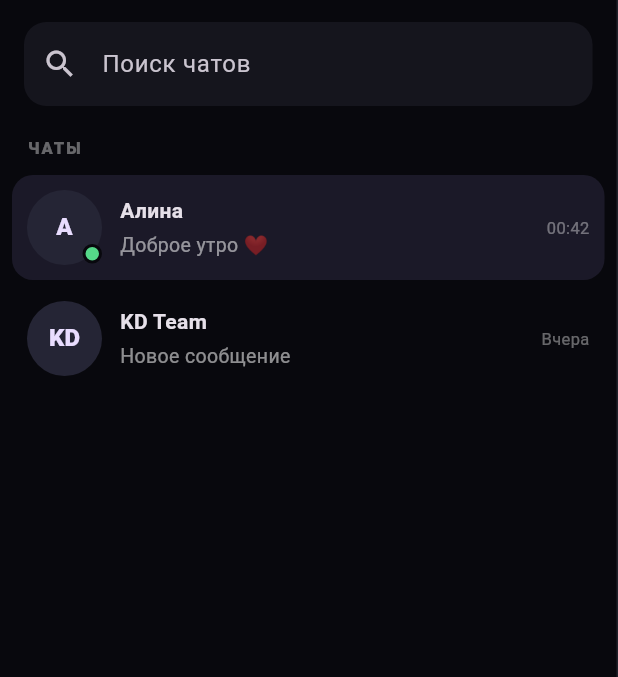
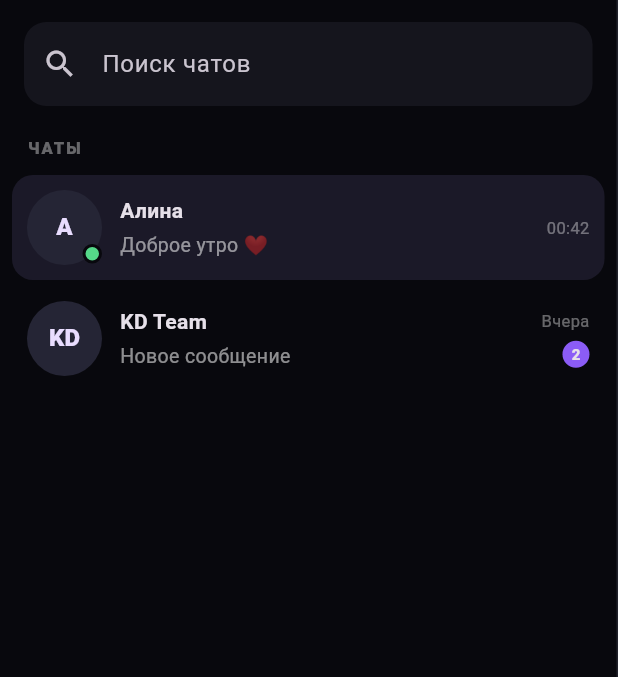
Before and after one commit to karasev599-ship-it/KD-intelligence-AI, a Flutter app: the screen it shows after launch, on a phone screen of 412 x 824 dp, the part 95-772 px from its top. Run offline on Flutter 3.47's test engine with Material 3 defaults, Android fonts, the phone set to English and light mode, and no system bars; our stand-ins replace supabase_flutter; accounts and stored records are empty.

Commit message:
feat: polish KD Messenger mobile and desktop shell

```diff
--- a/kd-messenger/flutter_app/lib/main.dart
+++ b/kd-messenger/flutter_app/lib/main.dart
@@ -6,8 +6,7 @@ class KdMessengerApp extends StatelessWidget {
   const KdMessengerApp({super.key});
 
   @override
-  Widget build(BuildContext context) {
-    return MaterialApp(
+  Widget build(BuildContext context) => MaterialApp(
     debugShowCheckedModeBanner: false,
     title: 'KD Messenger',
     theme: ThemeData(
@@ -19,26 +18,23 @@ class KdMessengerApp extends StatelessWidget {
     home: const MessengerHome(),
   );
 }
-}
 
 class Chat {
-  Chat(this.name, this.handle, this.avatar, this.lastMessage, this.time, {this.online = false});
+  Chat(this.name, this.handle, this.avatar, this.lastMessage, this.time, {this.online = false, this.unread = 0});
   final String name, handle, avatar, lastMessage, time;
   final bool online;
+  final int unread;
 }
 
 class Message {
-  Message(this.text, this.mine, this.time);
-  final String text;
-  final bool mine;
-  final String time;
+  Message(this.text, this.mine, this.time, {this.read = true});
+  final String text, time;
+  final bool mine, read;
 }
 
 class MessengerHome extends StatefulWidget {
   const MessengerHome({super.key});
-
-  @override
-  State<MessengerHome> createState() => _MessengerHomeState();
+  @override State<MessengerHome> createState() => _MessengerHomeState();
 }
 
 class _MessengerHomeState extends State<MessengerHome> {
@@ -46,7 +42,7 @@ class _MessengerHomeState extends State<MessengerHome> {
   final searchController = TextEditingController();
   final chats = <Chat>[
     Chat('Алина', '@alina', 'А', 'Доброе утро ❤️', '00:42', online: true),
-    Chat('KD Team', '@kdteam', 'KD', 'Новое сообщение', 'Вчера'),
+    Chat('KD Team', '@kdteam', 'KD', 'Новое сообщение', 'Вчера', unread: 2),
   ];
   final messages = <Message>[
     Message('Привет ❤️', false, '00:39'),
@@ -55,139 +51,71 @@ class _MessengerHomeState extends State<MessengerHome> {
   ];
   Chat? selected;
 
-  @override
-  void initState() {
-    super.initState();
-    selected = chats.first;
-  }
-
-  @override
-  void dispose() {
-    controller.dispose();
-    searchController.dispose();
-    super.dispose();
-  }
+  @override void initState() { super.initState(); selected = chats.first; }
+  @override void dispose() { controller.dispose(); searchController.dispose(); super.dispose(); }
 
   void sendMessage() {
     final text = controller.text.trim();
     if (text.isEmpty) return;
-    setState(() {
-      messages.add(Message(text, true, _time()));
-      controller.clear();
-    });
+    setState(() { messages.add(Message(text, true, _time())); controller.clear(); });
   }
-
-  String _time() {
-    final now = TimeOfDay.now();
-    return now.format(context);
-  }
+  String _time() => TimeOfDay.now().format(context);
 
   @override
-  Widget build(BuildContext context) {
-    return Scaffold(
-      body: SafeArea(
-        child: LayoutBuilder(
-          builder: (context, constraints) {
+  Widget build(BuildContext context) => Scaffold(
+    body: SafeArea(child: LayoutBuilder(builder: (context, constraints) {
       final desktop = constraints.maxWidth >= 900;
-            if (desktop) {
-              return Row(children: [
+      if (desktop) return Row(children: [
         SizedBox(width: 330, child: ChatList(chats: chats, selected: selected, onSelect: (c) => setState(() => selected = c))),
         Expanded(child: Conversation(chat: selected!, messages: messages, controller: controller, onSend: sendMessage)),
         const SizedBox(width: 300, child: ProfilePanel()),
       ]);
-            }
-            return ChatList(chats: chats, selected: selected, onSelect: (c) => _openMobileChat(c));
-          },
-        ),
-      ),
+      return ChatList(chats: chats, selected: selected, onSelect: _openMobileChat);
+    })),
   );
-  }
 
-  void _openMobileChat(Chat chat) {
-    Navigator.of(context).push(MaterialPageRoute(
-      builder: (_) => ConversationPage(chat: chat, messages: messages, controller: controller, onSend: sendMessage),
-    ));
-  }
+  void _openMobileChat(Chat chat) => Navigator.of(context).push(MaterialPageRoute(builder: (_) => ConversationPage(chat: chat, messages: messages, controller: controller, onSend: sendMessage)));
 }
 
 class ChatList extends StatelessWidget {
   const ChatList({super.key, required this.chats, required this.selected, required this.onSelect});
-  final List<Chat> chats;
-  final Chat? selected;
-  final ValueChanged<Chat> onSelect;
+  final List<Chat> chats; final Chat? selected; final ValueChanged<Chat> onSelect;
 
   @override
-  Widget build(BuildContext context) {
-    return Container(
+  Widget build(BuildContext context) => Container(
     decoration: const BoxDecoration(border: Border(right: BorderSide(color: Color(0xFF20212A)))),
     child: Column(crossAxisAlignment: CrossAxisAlignment.start, children: [
-        Padding(
-          padding: const EdgeInsets.fromLTRB(20, 18, 16, 12),
-          child: Row(children: [
+      Padding(padding: const EdgeInsets.fromLTRB(20, 18, 16, 12), child: Row(children: [
         const CircleAvatar(radius: 21, backgroundColor: Color(0xFF8B5CF6), child: Text('KD', style: TextStyle(fontWeight: FontWeight.w900, fontSize: 12))),
-            const SizedBox(width: 12),
-            const Expanded(child: Text('KD Messenger', style: TextStyle(fontSize: 21, fontWeight: FontWeight.w800))),
+        const SizedBox(width: 12), const Expanded(child: Text('KD Messenger', style: TextStyle(fontSize: 21, fontWeight: FontWeight.w800))),
         IconButton(onPressed: () {}, icon: const Icon(Icons.edit_outlined)),
-          ]),
-        ),
-        Padding(
-          padding: const EdgeInsets.symmetric(horizontal: 16),
-          child: TextField(
-            decoration: InputDecoration(hintText: 'Поиск чатов', prefixIcon: const Icon(Icons.search), filled: true, fillColor: const Color(0xFF15151D), border: OutlineInputBorder(borderRadius: BorderRadius.circular(15), borderSide: BorderSide.none)),
-          ),
-        ),
+      ])),
+      Padding(padding: const EdgeInsets.symmetric(horizontal: 16), child: TextField(decoration: InputDecoration(hintText: 'Поиск чатов', prefixIcon: const Icon(Icons.search), filled: true, fillColor: const Color(0xFF15151D), border: OutlineInputBorder(borderRadius: BorderRadius.circular(15), borderSide: BorderSide.none)))),
       const Padding(padding: EdgeInsets.fromLTRB(18, 20, 18, 8), child: Text('ЧАТЫ', style: TextStyle(fontSize: 11, letterSpacing: 1.3, color: Colors.white38, fontWeight: FontWeight.w800))),
-        Expanded(
-          child: ListView.builder(
-            itemCount: chats.length,
-            itemBuilder: (_, i) {
-              final c = chats[i];
-              final active = selected == c;
-              return InkWell(
-                onTap: () => onSelect(c),
-                child: Container(
-                  margin: const EdgeInsets.symmetric(horizontal: 8, vertical: 2),
-                  padding: const EdgeInsets.all(10),
-                  decoration: BoxDecoration(color: active ? const Color(0xFF1B1928) : Colors.transparent, borderRadius: BorderRadius.circular(14)),
-                  child: Row(children: [
-                    Stack(children: [
-                      CircleAvatar(radius: 25, backgroundColor: const Color(0xFF252535), child: Text(c.avatar, style: const TextStyle(fontWeight: FontWeight.w800))),
-                      if (c.online) Positioned(right: 0, bottom: 1, child: Container(width: 13, height: 13, decoration: BoxDecoration(color: const Color(0xFF55D889), shape: BoxShape.circle, border: Border.all(color: const Color(0xFF08080D), width: 2)))),
-                    ]),
-                    const SizedBox(width: 12),
-                    Expanded(child: Column(crossAxisAlignment: CrossAxisAlignment.start, children: [Text(c.name, style: const TextStyle(fontWeight: FontWeight.w700)), const SizedBox(height: 4), Text(c.lastMessage, maxLines: 1, overflow: TextOverflow.ellipsis, style: const TextStyle(color: Colors.white54, fontSize: 13))])),
-                    Text(c.time, style: const TextStyle(color: Colors.white38, fontSize: 11)),
-                  ]),
-                ),
-              );
-            },
-          ),
-        ),
+      Expanded(child: ListView.builder(itemCount: chats.length, itemBuilder: (_, i) {
+        final c = chats[i]; final active = selected == c;
+        return InkWell(onTap: () => onSelect(c), child: Container(margin: const EdgeInsets.symmetric(horizontal: 8, vertical: 2), padding: const EdgeInsets.all(10), decoration: BoxDecoration(color: active ? const Color(0xFF1B1928) : Colors.transparent, borderRadius: BorderRadius.circular(14)), child: Row(children: [
+          Stack(children: [CircleAvatar(radius: 25, backgroundColor: const Color(0xFF252535), child: Text(c.avatar, style: const TextStyle(fontWeight: FontWeight.w800))), if (c.online) Positioned(right: 0, bottom: 1, child: Container(width: 13, height: 13, decoration: BoxDecoration(color: const Color(0xFF55D889), shape: BoxShape.circle, border: Border.all(color: const Color(0xFF08080D), width: 2))))]),
+          const SizedBox(width: 12), Expanded(child: Column(crossAxisAlignment: CrossAxisAlignment.start, children: [Text(c.name, style: const TextStyle(fontWeight: FontWeight.w700)), const SizedBox(height: 4), Text(c.lastMessage, maxLines: 1, overflow: TextOverflow.ellipsis, style: const TextStyle(color: Colors.white54, fontSize: 13))])),
+          Column(crossAxisAlignment: CrossAxisAlignment.end, children: [Text(c.time, style: const TextStyle(color: Colors.white38, fontSize: 11)), if (c.unread > 0) Container(margin: const EdgeInsets.only(top: 5), padding: const EdgeInsets.symmetric(horizontal: 6, vertical: 2), decoration: const BoxDecoration(color: Color(0xFF8B5CF6), shape: BoxShape.circle), child: Text('${c.unread}', style: const TextStyle(fontSize: 10, fontWeight: FontWeight.w800)))])
+        ])));
+      })),
       const Divider(color: Color(0xFF20212A)),
       ListTile(leading: const CircleAvatar(child: Text('Д')), title: const Text('Даниил', style: TextStyle(fontWeight: FontWeight.w700)), subtitle: const Text('@kd_official', style: TextStyle(color: Colors.white38)), trailing: IconButton(onPressed: () {}, icon: const Icon(Icons.settings_outlined))),
     ]),
   );
 }
-}
 
 class ConversationPage extends StatelessWidget {
   const ConversationPage({super.key, required this.chat, required this.messages, required this.controller, required this.onSend});
-  final Chat chat;
-  final List<Message> messages;
-  final TextEditingController controller;
-  final VoidCallback onSend;
-  @override
-  Widget build(BuildContext context) => Scaffold(appBar: AppBar(title: Row(children: [CircleAvatar(radius: 17, child: Text(chat.avatar)), const SizedBox(width: 10), Column(crossAxisAlignment: CrossAxisAlignment.start, children: [Text(chat.name, style: const TextStyle(fontSize: 16)), Text(chat.online ? 'в сети' : 'был(а) недавно', style: const TextStyle(fontSize: 11, color: Colors.white54))])]), actions: [IconButton(onPressed: () {}, icon: const Icon(Icons.search))]), body: ConversationBody(messages: messages, controller: controller, onSend: onSend));
+  final Chat chat; final List<Message> messages; final TextEditingController controller; final VoidCallback onSend;
+  @override Widget build(BuildContext context) => Scaffold(appBar: AppBar(title: Row(children: [CircleAvatar(radius: 17, child: Text(chat.avatar)), const SizedBox(width: 10), Column(crossAxisAlignment: CrossAxisAlignment.start, children: [Text(chat.name, style: const TextStyle(fontSize: 16)), Text(chat.online ? 'в сети' : 'был(а) недавно', style: const TextStyle(fontSize: 11, color: Colors.white54))])]), actions: [IconButton(onPressed: () {}, icon: const Icon(Icons.search))]), body: ConversationBody(messages: messages, controller: controller, onSend: onSend));
 }
 
 class Conversation extends StatelessWidget {
   const Conversation({super.key, required this.chat, required this.messages, required this.controller, required this.onSend});
-  final Chat chat;
-  final List<Message> messages;
-  final TextEditingController controller;
-  final VoidCallback onSend;
-  @override
-  Widget build(BuildContext context) => Column(children: [
+  final Chat chat; final List<Message> messages; final TextEditingController controller; final VoidCallback onSend;
+  @override Widget build(BuildContext context) => Column(children: [
     ListTile(leading: CircleAvatar(child: Text(chat.avatar)), title: Text(chat.name, style: const TextStyle(fontWeight: FontWeight.w800)), subtitle: Text(chat.online ? 'в сети' : 'был(а) недавно', style: const TextStyle(color: Colors.white54)), trailing: Row(mainAxisSize: MainAxisSize.min, children: [IconButton(onPressed: () {}, icon: const Icon(Icons.call_outlined)), IconButton(onPressed: () {}, icon: const Icon(Icons.more_horiz))])),
     const Divider(height: 1, color: Color(0xFF20212A)),
     Expanded(child: ConversationBody(messages: messages, controller: controller, onSend: onSend)),
@@ -196,18 +124,14 @@ class Conversation extends StatelessWidget {
 
 class ConversationBody extends StatelessWidget {
   const ConversationBody({super.key, required this.messages, required this.controller, required this.onSend});
-  final List<Message> messages;
-  final TextEditingController controller;
-  final VoidCallback onSend;
-  @override
-  Widget build(BuildContext context) => Column(children: [
-    Expanded(child: ListView.builder(padding: const EdgeInsets.all(18), itemCount: messages.length, itemBuilder: (_, i) { final m = messages[i]; return Align(alignment: m.mine ? Alignment.centerRight : Alignment.centerLeft, child: Container(margin: const EdgeInsets.only(bottom: 8), padding: const EdgeInsets.symmetric(horizontal: 14, vertical: 10), constraints: const BoxConstraints(maxWidth: 430), decoration: BoxDecoration(color: m.mine ? const Color(0xFF7053D9) : const Color(0xFF191A23), borderRadius: BorderRadius.circular(18)), child: Row(mainAxisSize: MainAxisSize.min, crossAxisAlignment: CrossAxisAlignment.end, children: [Flexible(child: Text(m.text, style: const TextStyle(fontSize: 15))), const SizedBox(width: 8), Text(m.time, style: const TextStyle(fontSize: 9, color: Colors.white54)), if (m.mine) const Padding(padding: EdgeInsets.only(left: 3), child: Icon(Icons.done_all, size: 13, color: Color(0xFFBDAEFF))) ]))); })),
+  final List<Message> messages; final TextEditingController controller; final VoidCallback onSend;
+  @override Widget build(BuildContext context) => Column(children: [
+    Expanded(child: ListView.builder(padding: const EdgeInsets.all(18), itemCount: messages.length, itemBuilder: (_, i) { final m = messages[i]; return Align(alignment: m.mine ? Alignment.centerRight : Alignment.centerLeft, child: Container(margin: const EdgeInsets.only(bottom: 8), padding: const EdgeInsets.symmetric(horizontal: 14, vertical: 10), constraints: const BoxConstraints(maxWidth: 430), decoration: BoxDecoration(color: m.mine ? const Color(0xFF7053D9) : const Color(0xFF191A23), borderRadius: BorderRadius.circular(18)), child: Row(mainAxisSize: MainAxisSize.min, crossAxisAlignment: CrossAxisAlignment.end, children: [Flexible(child: Text(m.text, style: const TextStyle(fontSize: 15))), const SizedBox(width: 8), Text(m.time, style: const TextStyle(fontSize: 9, color: Colors.white54)), if (m.mine) Padding(padding: const EdgeInsets.only(left: 3), child: Icon(m.read ? Icons.done_all : Icons.done, size: 13, color: const Color(0xFFBDAEFF))) ]))); })),
     Padding(padding: const EdgeInsets.fromLTRB(12, 4, 12, 12), child: Row(children: [IconButton(onPressed: () {}, icon: const Icon(Icons.add_circle_outline)), Expanded(child: TextField(controller: controller, onSubmitted: (_) => onSend(), minLines: 1, maxLines: 5, decoration: InputDecoration(hintText: 'Сообщение…', filled: true, fillColor: const Color(0xFF15151D), border: OutlineInputBorder(borderRadius: BorderRadius.circular(22), borderSide: BorderSide.none)))), IconButton(onPressed: onSend, icon: const Icon(Icons.send_rounded, color: Color(0xFF9A86FF)))])),
   ]);
 }
 
 class ProfilePanel extends StatelessWidget {
   const ProfilePanel({super.key});
-  @override
-  Widget build(BuildContext context) => Container(decoration: const BoxDecoration(border: Border(left: BorderSide(color: Color(0xFF20212A))), color: Color(0xFF0B0C12), child: Column(children: [const SizedBox(height: 42), const CircleAvatar(radius: 58, backgroundColor: Color(0xFF252535), child: Text('А', style: TextStyle(fontSize: 38, fontWeight: FontWeight.w700))), const SizedBox(height: 14), const Text('Алина', style: TextStyle(fontSize: 22, fontWeight: FontWeight.w800)), const SizedBox(height: 4), const Text('@alina', style: TextStyle(color: Colors.white54)), const SizedBox(height: 10), const Text('в сети', style: TextStyle(color: Color(0xFF55D889), fontSize: 12)), const SizedBox(height: 28), const Divider(color: Color(0xFF20212A)), ListTile(leading: const Icon(Icons.notifications_none), title: const Text('Уведомления'), onTap: () {}), ListTile(leading: const Icon(Icons.search), title: const Text('Поиск'), onTap: () {}), ListTile(leading: const Icon(Icons.photo_library_outlined), title: const Text('Медиа и файлы'), onTap: () {}), ListTile(leading: const Icon(Icons.lock_outline), title: const Text('Безопасность'), onTap: () {})]));
+  @override Widget build(BuildContext context) => Container(decoration: const BoxDecoration(border: Border(left: BorderSide(color: Color(0xFF20212A))), color: Color(0xFF0B0C12), child: Column(children: [const SizedBox(height: 42), const CircleAvatar(radius: 58, backgroundColor: Color(0xFF252535), child: Text('А', style: TextStyle(fontSize: 38, fontWeight: FontWeight.w700))), const SizedBox(height: 14), const Text('Алина', style: TextStyle(fontSize: 22, fontWeight: FontWeight.w800)), const SizedBox(height: 4), const Text('@alina', style: TextStyle(color: Colors.white54)), const SizedBox(height: 10), const Text('в сети', style: TextStyle(color: Color(0xFF55D889), fontSize: 12)), const SizedBox(height: 28), const Divider(color: Color(0xFF20212A)), ListTile(leading: const Icon(Icons.notifications_none), title: const Text('Уведомления'), onTap: () {}), ListTile(leading: const Icon(Icons.search), title: const Text('Поиск'), onTap: () {}), ListTile(leading: const Icon(Icons.photo_library_outlined), title: const Text('Медиа и файлы'), onTap: () {}), ListTile(leading: const Icon(Icons.lock_outline), title: const Text('Безопасность'), onTap: () {})]));
 }
```
Lines whose indentation alone changed are shown as unchanged.
